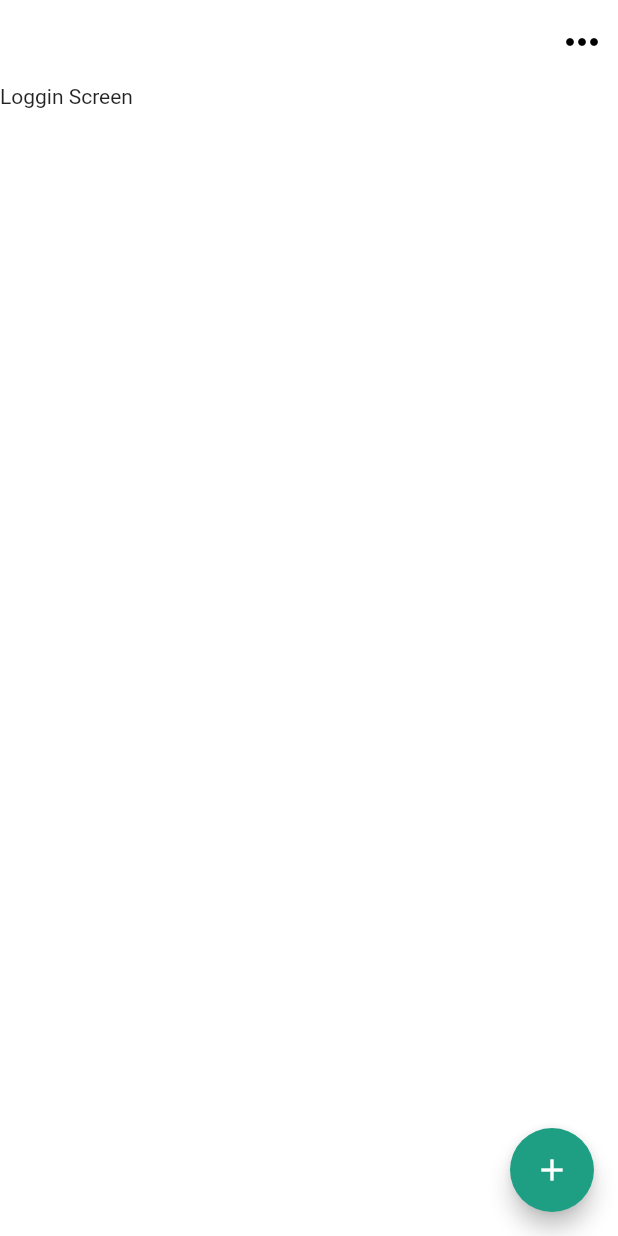
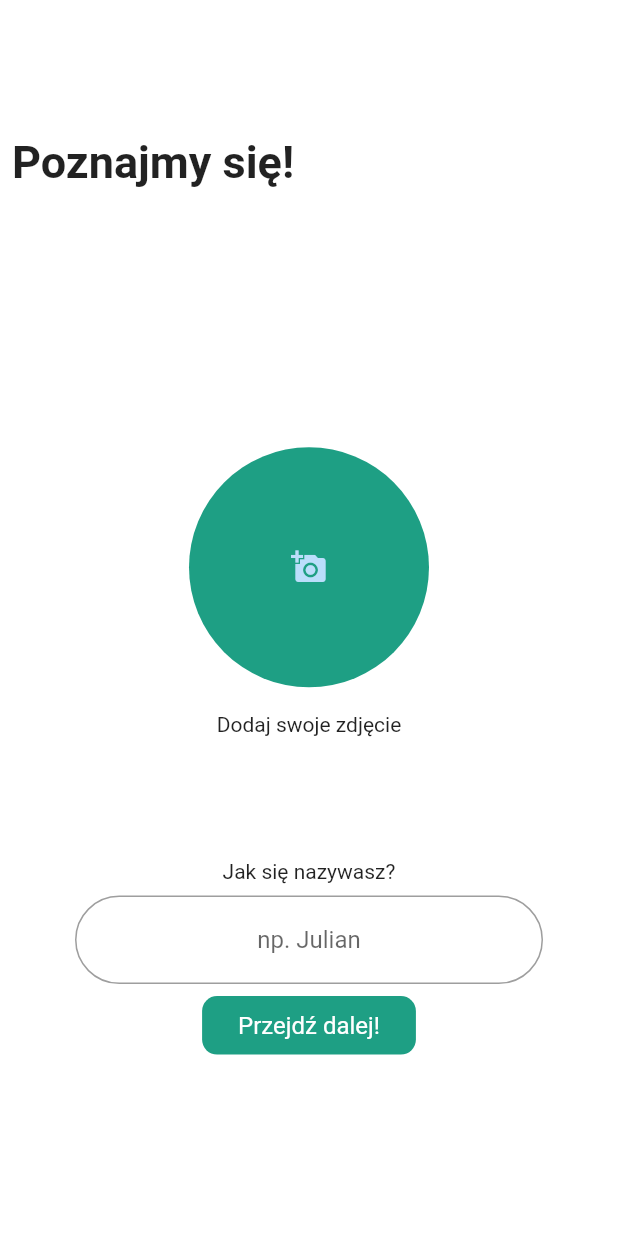
Before and after one commit to JulianGerman/remember_about_pills, a Flutter app: the screen it shows after launch, on a phone screen of 412 x 824 dp. Run offline on Flutter 3.47's test engine with Material 2 defaults, Android fonts, the phone set to English and light mode, and no system bars; our stand-ins replace bloc, flutter_bloc, image_picker, weekday_selector.

Commit message:
Login screen improvements

```diff
--- a/lib/bloc/app_content_controller_bloc.dart
+++ b/lib/bloc/app_content_controller_bloc.dart
@@ -8,13 +8,13 @@ part 'app_content_controller_state.dart';
 
 class AppContentControllerBloc
     extends Bloc<AppContentControllerEvent, AppContentControllerState> {
-  AppContentControllerBloc() : super(AppContentBeforeLoggedIn());
+  AppContentControllerBloc() : super(AppContentBeforeLoggedInState());
   @override
   Stream<AppContentControllerState> mapEventToState(
     AppContentControllerEvent event,
   ) async* {
     if (event is SaveLoginDataEvent) {
-      yield AppContentAfterLoggedIn();
+      yield AppContentAfterLoggedInState();
     }
   }
 }
--- a/lib/bloc/app_content_controller_state.dart
+++ b/lib/bloc/app_content_controller_state.dart
@@ -3,9 +3,9 @@ part of 'app_content_controller_bloc.dart';
 @immutable
 abstract class AppContentControllerState {}
 
-class AppContentBeforeLoggedIn extends AppContentControllerState {}
+class AppContentBeforeLoggedInState extends AppContentControllerState {}
 
-class AppContentAfterLoggedIn extends AppContentControllerState {}
+class AppContentAfterLoggedInState extends AppContentControllerState {}
 // class AppContentControllerInitial extends AppContentControllerState {}
 
 // class TickerInitial extends TickerState {
--- a/lib/main.dart
+++ b/lib/main.dart
@@ -2,6 +2,7 @@ import 'package:flutter/material.dart';
 import 'package:flutter_bloc/flutter_bloc.dart';
 import 'package:remember_about_pills/bloc/app_content_controller_bloc.dart';
 import 'package:remember_about_pills/screens/home_screen.dart';
+import 'package:remember_about_pills/screens/login_screen.dart';
 
 void main() {
   WidgetsFlutterBinding.ensureInitialized();
@@ -16,7 +17,12 @@ class RememberAboutPills extends StatefulWidget {
 class _RememberAboutPillsState extends State<RememberAboutPills> {
   @override
   Widget build(BuildContext context) {
-    return MaterialApp(
+    return MultiBlocProvider(
+        providers: [
+          BlocProvider<AppContentControllerBloc>(
+              create: (BuildContext context) => AppContentControllerBloc())
+        ],
+        child: MaterialApp(
           title: 'Remember about pills !',
           theme: ThemeData(
               backgroundColor: Colors.white,
@@ -26,11 +32,18 @@ class _RememberAboutPillsState extends State<RememberAboutPills> {
               cardColor: Color(0xFFF2F9F7),
               canvasColor: Colors.transparent,
               scaffoldBackgroundColor: Colors.white),
-      home: MultiBlocProvider(providers: [
-        BlocProvider<AppContentControllerBloc>(
-            create: (BuildContext context) => AppContentControllerBloc()),
-      ], child: HomeScreen()),
+          home:
+              BlocBuilder<AppContentControllerBloc, AppContentControllerState>(
+            builder: (context, state) {
+              if (state is AppContentBeforeLoggedInState) {
+                return LoginScreen();
+              }
+              if (state is AppContentAfterLoggedInState) {
+                return HomeScreen();
+              }
+            },
+          ),
           routes: {},
-    );
+        ));
   }
 }
--- a/lib/screens/home_screen.dart
+++ b/lib/screens/home_screen.dart
@@ -1,10 +1,7 @@
 import 'package:flutter/cupertino.dart';
 import 'package:flutter/material.dart';
-import 'package:flutter_bloc/flutter_bloc.dart';
-import 'package:remember_about_pills/bloc/app_content_controller_bloc.dart';
 import 'package:remember_about_pills/widgets/custom_button.dart';
 import 'package:remember_about_pills/widgets/modal_bottom_sheet.dart';
-
 import '../constraints.dart';
 
 class HomeScreen extends StatefulWidget {
@@ -35,13 +32,7 @@ class _HomeScreenState extends State<HomeScreen> {
                   )
                 ]),
       ]),
-      body: BlocBuilder<AppContentControllerBloc, AppContentControllerState>(
-        builder: (context, state) {
-          if (state is AppContentBeforeLoggedIn) {
-            return Text('Loggin Screen');
-          }
-          if (state is AppContentAfterLoggedIn) {
-            return Container(
+      body: Container(
         child: Column(
           mainAxisAlignment: MainAxisAlignment.center,
           crossAxisAlignment: CrossAxisAlignment.center,
@@ -109,9 +100,6 @@ class _HomeScreenState extends State<HomeScreen> {
             )
           ],
         ),
-            );
-          }
-        },
       ),
       floatingActionButton: FloatingActionButton(
         child: Icon(Icons.add),
--- /dev/null
+++ b/lib/screens/login_screen.dart
@@ -0,0 +1,149 @@
+import 'dart:io';
+import 'package:flutter/material.dart';
+import 'package:flutter_bloc/flutter_bloc.dart';
+import 'package:image_picker/image_picker.dart';
+import 'package:remember_about_pills/bloc/app_content_controller_bloc.dart';
+import 'package:remember_about_pills/widgets/custom_button.dart';
+
+class LoginScreen extends StatefulWidget {
+  @override
+  _LoginScreenState createState() => _LoginScreenState();
+}
+
+class _LoginScreenState extends State<LoginScreen> {
+  var _image;
+  ImagePicker _imagePicker = ImagePicker();
+  _imgFromCamera() async {
+    var image = await _imagePicker.getImage(
+        source: ImageSource.camera, imageQuality: 50);
+    setState(() {
+      _image = image;
+    });
+  }
+
+  _imgFromGallery() async {
+    var image = await _imagePicker.getImage(
+        source: ImageSource.gallery, imageQuality: 50);
+
+    setState(() {
+      _image = image;
+    });
+  }
+
+  void _showPicker(context) {
+    showModalBottomSheet(
+        context: context,
+        builder: (BuildContext bc) {
+          return SafeArea(
+            child: Container(
+              child: new Wrap(
+                children: <Widget>[
+                  new ListTile(
+                      leading: new Icon(Icons.photo_library),
+                      title: new Text('Photo Library'),
+                      onTap: () {
+                        _imgFromGallery();
+                        Navigator.of(context).pop();
+                      }),
+                  new ListTile(
+                    leading: new Icon(Icons.photo_camera),
+                    title: new Text('Camera'),
+                    onTap: () {
+                      _imgFromCamera();
+                      Navigator.of(context).pop();
+                    },
+                  ),
+                ],
+              ),
+            ),
+          );
+        });
+  }
+
+  @override
+  Widget build(BuildContext context) {
+    var mediaQuery = MediaQuery.of(context).size;
+    var deviceHeigth =
+        mediaQuery.height; // do zmiany bo trzeba dodać APP BAR i NOTCH
+    var name;
+    return Scaffold(
+      body: Column(
+        crossAxisAlignment: CrossAxisAlignment.start,
+        children: [
+          Column(children: [
+            SizedBox(height: deviceHeigth * 0.1),
+            Padding(
+              padding: const EdgeInsets.all(8.0),
+              child: Text(
+                'Poznajmy się!',
+                style: TextStyle(
+                  fontSize: 30.0,
+                  fontWeight: FontWeight.bold,
+                ),
+              ),
+            ),
+            SizedBox(
+              height: deviceHeigth * 0.2,
+            ),
+          ]),
+          Column(
+            children: [
+              _image == null
+                  ? GestureDetector(
+                      child: CircleAvatar(
+                        child: Icon(Icons.add_a_photo),
+                        radius: 80.0,
+                        backgroundColor: Theme.of(context).accentColor,
+                      ),
+                      onTap: () {
+                        _showPicker(context);
+                      },
+                    )
+                  : CircleAvatar(
+                      child: _image,
+                      radius: 80.0,
+                      backgroundColor: Theme.of(context).accentColor,
+                    ),
+              SizedBox(
+                height: deviceHeigth * 0.02,
+              ),
+              Text('Dodaj swoje zdjęcie'),
+              SizedBox(
+                height: deviceHeigth * 0.1,
+              ),
+              Text('Jak się nazywasz?'),
+              Padding(
+                padding:
+                    const EdgeInsets.symmetric(horizontal: 50, vertical: 8.0),
+                child: TextField(
+                  controller: name,
+                  decoration: InputDecoration(
+                      hintText: 'np. Julian',
+                      border: OutlineInputBorder(
+                          borderRadius: BorderRadius.circular(40.0),
+                          borderSide: BorderSide(
+                              color: Theme.of(context).accentColor,
+                              width: 1.0)),
+                      focusedBorder: OutlineInputBorder(
+                          borderRadius: BorderRadius.circular(40.0),
+                          borderSide: BorderSide(
+                              color: Theme.of(context).accentColor,
+                              width: 1.0))),
+                  textAlign: TextAlign.center,
+                ),
+              ),
+              CustomButton(
+                  bgColor: Theme.of(context).accentColor,
+                  title: 'Przejdź dalej!',
+                  textColor: Colors.white,
+                  onTap: () {
+                    BlocProvider.of<AppContentControllerBloc>(context)
+                        .add(SaveLoginDataEvent());
+                  })
+            ],
+          )
+        ],
+      ),
+    );
+  }
+}
--- a/pubspec.yaml
+++ b/pubspec.yaml
@@ -31,6 +31,7 @@ dependencies:
   weekday_selector: ^1.0.0
   bloc: ^7.1.0
   flutter_bloc: ^7.2.0
+  image_picker: ^0.6.6+5
 
 dev_dependencies:
   flutter_test:
```
Also changed, not shown: pubspec.lock, 7 other files. Lines whose indentation alone changed are shown as unchanged.
